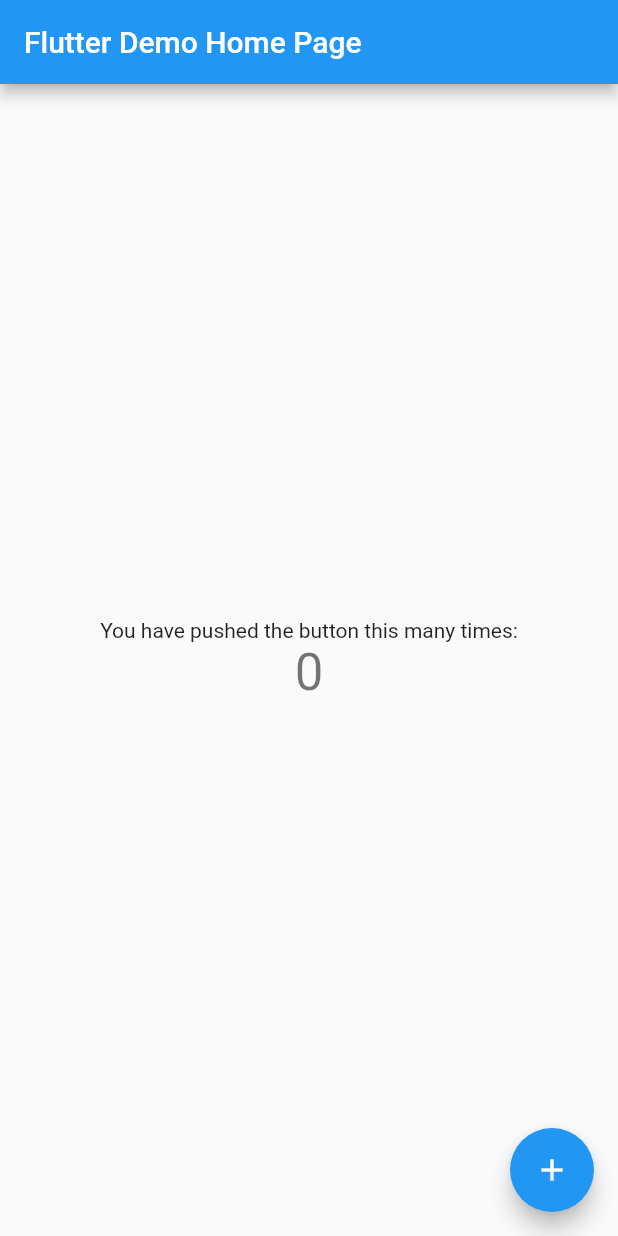
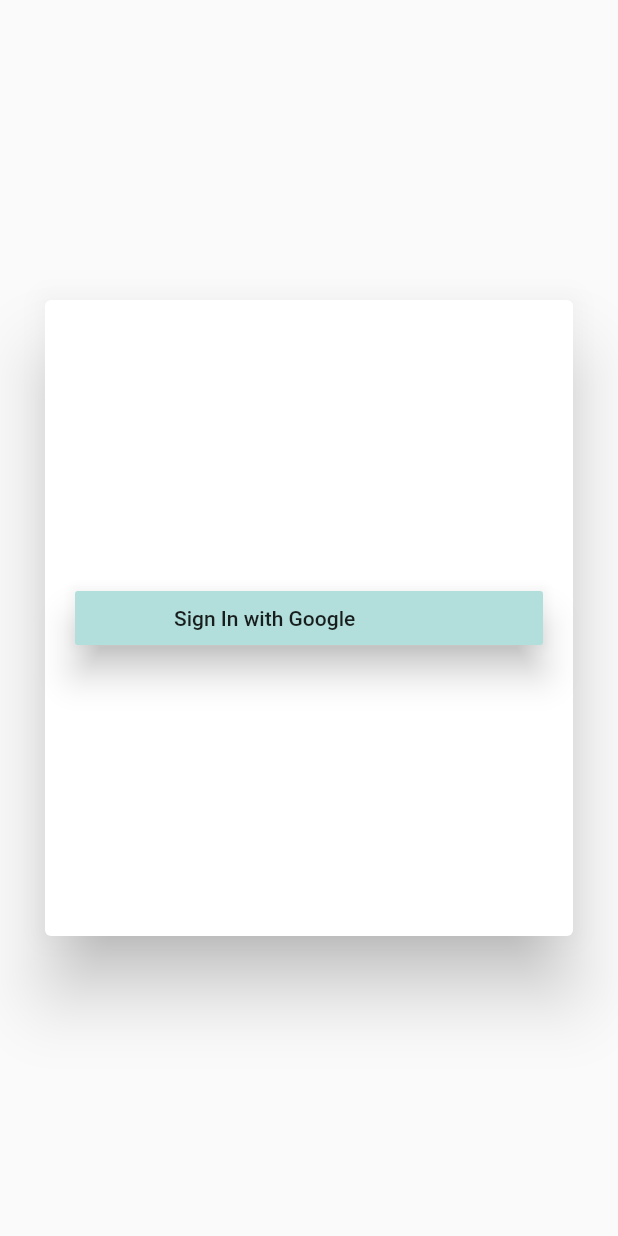
Before and after one commit to AristidePich/application, a Flutter app: the screen it shows after launch, on a phone screen of 412 x 824 dp. Run offline on Flutter 3.47's test engine with Material 2 defaults, Android fonts, the phone set to English and light mode, and no system bars; our stand-ins replace firebase_auth, firebase_core, google_sign_in; accounts and stored records are empty.

Commit message:
new file:   android/app/google-services.json 	new file:   ios/Runner/GoogleService-Info.plist 	new file:   ios/firebase_app_id_file.json 	modified:   lib/auth.dart 	new file:   lib/chat.dart 	new file:   lib/firebase_options.dart 	modified:   lib/main.dart 	new file:   macos/Runner/GoogleService-Info.plist 	new file:   macos/firebase_app_id_file.json

```diff
--- a/lib/auth.dart
+++ b/lib/auth.dart
@@ -1,7 +1,103 @@
 import 'package:firebase_auth/firebase_auth.dart';
 import 'package:flutter/material.dart';
 import 'package:google_sign_in/google_sign_in.dart';
-import 'package:realtime_chat/helperfun/sharedpref_helper.dart';
-import 'package:realtime_chat/services/database.dart';
-import 'package:realtime_chat/views/home.dart';
-import 'package:shared_preferences/shared_preferences.dart';
+import 'package:flutter/foundation.dart' show kIsWeb;
+
+class SignInScreen extends StatefulWidget {
+  SignInScreen({Key? key}) : super(key: key);
+
+  @override
+  _SignInScreenState createState() => _SignInScreenState();
+}
+
+Future<User?> signInWithGoogle({required BuildContext context}) async {
+  FirebaseAuth auth = FirebaseAuth.instance;
+  User? user;
+
+  if (kIsWeb) {
+    GoogleAuthProvider authProvider = GoogleAuthProvider();
+
+    try {
+      final UserCredential userCredential =
+          await auth.signInWithPopup(authProvider);
+
+      user = userCredential.user;
+    } catch (e) {
+      print(e);
+    }
+  } else {
+    final GoogleSignIn googleSignIn = GoogleSignIn();
+
+    final GoogleSignInAccount? googleSignInAccount =
+        await googleSignIn.signIn();
+
+    if (googleSignInAccount != null) {
+      final GoogleSignInAuthentication googleSignInAuthentication =
+          await googleSignInAccount.authentication;
+
+      final AuthCredential credential = GoogleAuthProvider.credential(
+        accessToken: googleSignInAuthentication.accessToken,
+        idToken: googleSignInAuthentication.idToken,
+      );
+
+      try {
+        final UserCredential userCredential =
+            await auth.signInWithCredential(credential);
+
+        user = userCredential.user;
+      } on FirebaseAuthException catch (e) {
+        if (e.code == 'account-exists-with-different-credential') {
+          // ...
+        } else if (e.code == 'invalid-credential') {
+          // ...
+        }
+      } catch (e) {
+        // ...
+      }
+    }
+  }
+
+  return user;
+}
+
+class _SignInScreenState extends State<SignInScreen> {
+  @override
+  Widget build(BuildContext context) {
+    return Scaffold(
+      body: Container(
+        width: double.infinity,
+        height: double.infinity,
+        child: Card(
+          margin: EdgeInsets.only(top: 200, bottom: 200, left: 30, right: 30),
+          elevation: 20,
+          child: Column(
+            mainAxisAlignment: MainAxisAlignment.spaceEvenly,
+            children: [
+              Padding(
+                padding: const EdgeInsets.only(left: 20, right: 20),
+                child: MaterialButton(
+                  color: Colors.teal[100],
+                  elevation: 10,
+                  child: Row(
+                    mainAxisAlignment: MainAxisAlignment.start,
+                    children: [
+                      Container(height: 30.0, width: 30.0),
+                      SizedBox(
+                        width: 20,
+                      ),
+                      Text("Sign In with Google")
+                    ],
+                  ),
+                  // by onpressed we call the function signup function
+                  onPressed: () {
+                    signInWithGoogle(context: context);
+                  },
+                ),
+              )
+            ],
+          ),
+        ),
+      ),
+    );
+  }
+}
--- a/lib/main.dart
+++ b/lib/main.dart
@@ -1,66 +1,42 @@
+// main.dart file
+import 'package:firebase_core/firebase_core.dart';
+import 'firebase_options.dart';
 import 'package:flutter/material.dart';
+import 'package:application/auth.dart';
 
-void main() {
-  runApp(const MyApp());
+void main() async {
+  WidgetsFlutterBinding.ensureInitialized();
+
+  // initializing the firebase app
+  await Firebase.initializeApp(
+    options: DefaultFirebaseOptions.currentPlatform,
+  );
+
+  // calling of runApp
+  runApp(MyApp());
 }
 
-class MyApp extends StatelessWidget {
-  const MyApp({super.key});
+class MyApp extends StatefulWidget {
+  MyApp({Key? key}) : super(key: key);
+  @override
+  _MyAppState createState() => _MyAppState();
+}
+
+class _MyAppState extends State<MyApp> {
   @override
   Widget build(BuildContext context) {
+    // we return the MaterialApp here ,
+    // MaterialApp contain some basic ui for android ,
     return MaterialApp(
-      title: 'Flutter Demo',
+      //materialApp title
+      title: '',
+      debugShowCheckedModeBanner: false,
       theme: ThemeData(
-        primarySwatch: Colors.blue,
+        primarySwatch: Colors.green,
       ),
-      home: const MyHomePage(title: 'Flutter Demo Home Page'),
+
+      // home property contain SignInScreen widget
+      home: SignInScreen(),
     );
   }
 }
-
-class MyHomePage extends StatefulWidget {
-  const MyHomePage({super.key, required this.title});
-
-  final String title;
-
-  @override
-  State<MyHomePage> createState() => _MyHomePageState();
-}
-
-class _MyHomePageState extends State<MyHomePage> {
-  int _counter = 0;
-
-  void _incrementCounter() {
-    setState(() {
-      _counter++;
-    });
-  }
-
-  @override
-  Widget build(BuildContext context) {
-    return Scaffold(
-      appBar: AppBar(
-        title: Text(widget.title),
-      ),
-      body: Center(
-        child: Column(
-          mainAxisAlignment: MainAxisAlignment.center,
-          children: <Widget>[
-            const Text(
-              'You have pushed the button this many times:',
-            ),
-            Text(
-              '$_counter',
-              style: Theme.of(context).textTheme.headline4,
-            ),
-          ],
-        ),
-      ),
-      floatingActionButton: FloatingActionButton(
-        onPressed: _incrementCounter,
-        tooltip: 'Increment',
-        child: const Icon(Icons.add),
-      ),
-    );
-  }
-}
```
Also changed, not shown: lib/chat.dart (added, +16 -0 lines), lib/firebase_options.dart (added), 5 other files.
